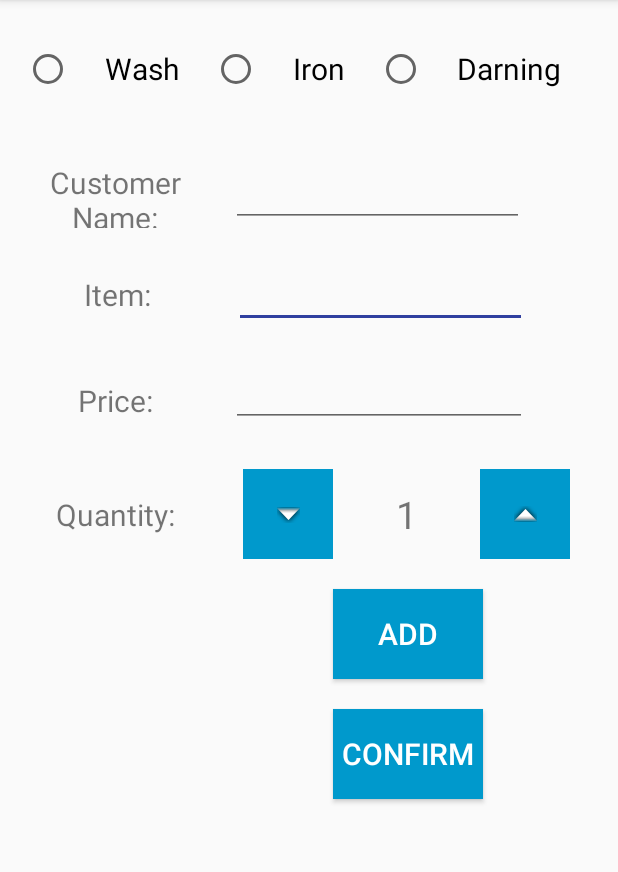
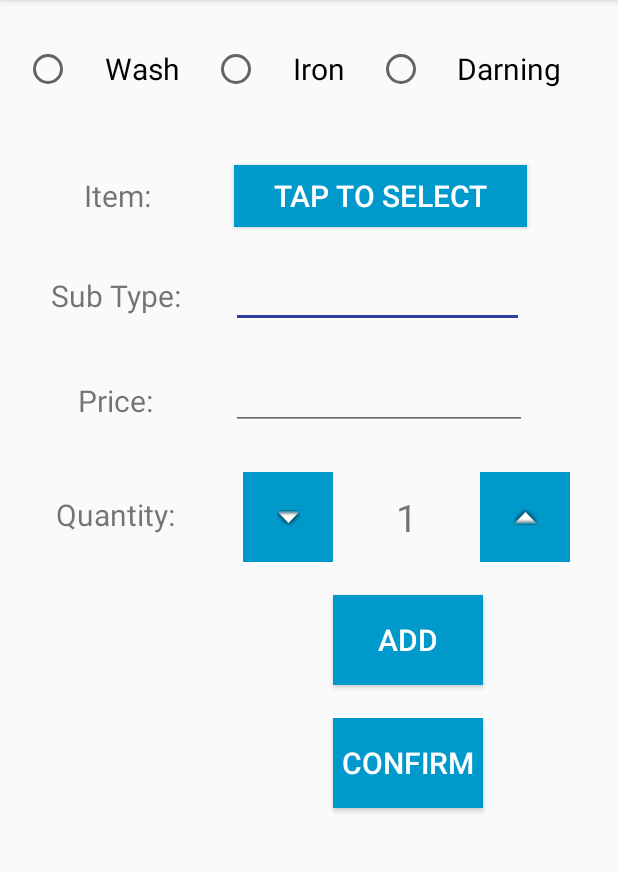
Before and after one commit to shravanbailoor/LaundryBilling, an Android app: the PlaceOrder screen opened directly, with no data from a screen before it, on a phone screen of 412 x 824 dp, the part 84-956 px from its top. Run offline under Robolectric (Android 15) with nearby library versions, the phone set to English and light mode, and no system bars; our stand-ins replace Firebase (no records; nobody signed in at launch, a user with empty details on screens opened directly).

Commit message:
1. Added user data and order data. 2. Fixed item type and sub type.

```diff
--- a/app/src/main/AndroidManifest.xml
+++ b/app/src/main/AndroidManifest.xml
@@ -27,7 +27,9 @@
         <activity
             android:name=".PlaceOrderTabLayout"
             android:label="@string/title_activity_main2"
-            android:theme="@style/AppTheme.NoActionBar"></activity>
+            android:theme="@style/AppTheme.NoActionBar" />
+        <activity android:name=".OrderData" />
+        <activity android:name=".UserData"></activity>
     </application>
 
 </manifest>
--- a/app/src/main/java/com/example/laundrybilling/PlaceOrder.java
+++ b/app/src/main/java/com/example/laundrybilling/PlaceOrder.java
@@ -23,6 +23,8 @@ public class PlaceOrder extends AppCompatActivity {
     String[] listItemType;
     String[] listSubType;
 
+    Button itemTypeButton;
+
     String selectedItemTypeDisplayText;
 
     Boolean itemTypeSelected;
@@ -34,7 +36,7 @@ public class PlaceOrder extends AppCompatActivity {
 
     TextView textDisplayQuantity;
     TextView textPrice;
-    TextView textCustomerName;
+    TextView textSubItem;
     TextView textItem;
 
     private DatabaseReference mDatabase;
@@ -46,9 +48,10 @@ public class PlaceOrder extends AppCompatActivity {
 
         //mDatabase = FirebaseDatabase.getInstance().getReference();
 
+        itemTypeButton = findViewById(R.id.buttonItemType);
         radioGroupOrderType = findViewById(R.id.radioBoxOrderType);
-        textCustomerName = findViewById(R.id.tbCustomerName);
-        textItem = findViewById(R.id.tbItem);
+        textSubItem = findViewById(R.id.tbSubItem);
+        itemTypeButton = findViewById(R.id.buttonItemType);
         textPrice = findViewById(R.id.tbPrice);
         textDisplayQuantity = findViewById(R.id.textDisplayQuantity);
 
@@ -89,7 +92,7 @@ public class PlaceOrder extends AppCompatActivity {
             orderTypeSelected = Boolean.TRUE;
         }
 
-        if (textItem.getText() != null && textItem.getText().toString().toLowerCase().equals("")) {
+        if (itemTypeButton.getText() != null && itemTypeButton.getText().toString().toLowerCase().equals("")) {
             Toast.makeText(PlaceOrder.this,
                     "Please enter Item", Toast.LENGTH_SHORT).show();
         } else {
@@ -97,7 +100,7 @@ public class PlaceOrder extends AppCompatActivity {
         }
 
 
-        if (textCustomerName.getText()!=null && textCustomerName.getText().toString().toLowerCase().equals("")) {
+        if (textSubItem.getText()!=null && textSubItem.getText().toString().toLowerCase().equals("")) {
             Toast.makeText(PlaceOrder.this,
                     "Please enter Customer Name", Toast.LENGTH_SHORT).show();
         } else {
@@ -122,6 +125,35 @@ public class PlaceOrder extends AppCompatActivity {
 
     }
 
+
+    public void OnClickItemTypeButton(View itemTypeButtonView) {
+        final String oldText = itemTypeButton.getText().toString();
+
+        /* AlertDialog for selection of Item Type - Start */
+        listItemType = getResources().getStringArray(R.array.itemType);
+
+        AlertDialog.Builder itemTypeBuilder = new AlertDialog.Builder(PlaceOrder.this);
+        itemTypeBuilder.setTitle("Choose an item");
+        itemTypeBuilder.setSingleChoiceItems(listItemType,
+                -1, new DialogInterface.OnClickListener() {
+                    @Override
+                    public void onClick(DialogInterface dialogInterfaceItemType, int i) {
+                        itemTypeButton.setText(listItemType[i]);
+                        if (itemTypeButton.getText().toString().equals(oldText)) {
+                            //Do nothing
+                        } else {
+                            textDisplayQuantity.setText(R.string.initial_quantity);
+                        }
+                        dialogInterfaceItemType.dismiss();
+                    }
+                });
+        AlertDialog dialogDisplayItemType = itemTypeBuilder.create();
+        dialogDisplayItemType.show();
+
+        /* AlertDialog for selection of Item Type - End */
+
+    }
+
     public void onClickConfirmButton(View confirmButtonView) {
 
     }
--- a/app/src/main/res/layout/activity_place_order.xml
+++ b/app/src/main/res/layout/activity_place_order.xml
@@ -13,14 +13,29 @@
         android:layout_height="45dp"
         android:layout_marginLeft="32dp"
         android:layout_marginStart="32dp"
-        android:layout_marginTop="22dp"
+        android:layout_marginTop="32dp"
         android:gravity="center_vertical"
         android:text="@string/item_type_text_name"
         android:textAlignment="center"
         android:textSize="20sp"
+        app:layout_constraintBottom_toTopOf="@+id/textSubType"
+        app:layout_constraintStart_toStartOf="parent"
+        app:layout_constraintTop_toBottomOf="@+id/radioBoxOrderType" />
+
+    <TextView
+        android:id="@+id/textSubType"
+        android:layout_width="90dp"
+        android:layout_height="44dp"
+        android:layout_marginLeft="32dp"
+        android:layout_marginStart="32dp"
+        android:layout_marginTop="22dp"
+        android:gravity="center_vertical"
+        android:text="@string/item_sub_type"
+        android:textAlignment="center"
+        android:textSize="20sp"
         app:layout_constraintBottom_toTopOf="@+id/textPrice"
         app:layout_constraintStart_toStartOf="parent"
-        app:layout_constraintTop_toBottomOf="@+id/textUserName" />
+        app:layout_constraintTop_toBottomOf="@+id/textItemType" />
 
     <TextView
         android:id="@+id/textPrice"
@@ -35,22 +50,7 @@
         android:textSize="20sp"
         app:layout_constraintBottom_toTopOf="@+id/textItemQuantity"
         app:layout_constraintStart_toStartOf="parent"
-        app:layout_constraintTop_toBottomOf="@+id/textItemType" />
-
-    <TextView
-        android:id="@+id/textUserName"
-        android:layout_width="90dp"
-        android:layout_height="44dp"
-        android:layout_marginLeft="32dp"
-        android:layout_marginStart="32dp"
-        android:layout_marginTop="32dp"
-        android:gravity="center_vertical"
-        android:text="@string/item_user_text_name"
-        android:textAlignment="center"
-        android:textSize="20sp"
-        app:layout_constraintBottom_toTopOf="@+id/textItemType"
-        app:layout_constraintStart_toStartOf="parent"
-        app:layout_constraintTop_toBottomOf="@+id/radioBoxOrderType" />
+        app:layout_constraintTop_toBottomOf="@+id/textSubType" />
 
     <TextView
         android:id="@+id/textItemQuantity"
@@ -76,9 +76,9 @@
         android:layout_marginStart="16dp"
         android:layout_marginTop="16dp"
         android:gravity="center"
-        android:nextFocusDown="@id/tbCustomerName"
+        android:nextFocusDown="@id/buttonItemType"
         android:orientation="horizontal"
-        app:layout_constraintBottom_toTopOf="@+id/textUserName"
+        app:layout_constraintBottom_toTopOf="@+id/textItemType"
         app:layout_constraintEnd_toEndOf="parent"
         app:layout_constraintHorizontal_bias="0.0"
         app:layout_constraintStart_toStartOf="parent"
@@ -165,7 +165,7 @@
         android:id="@+id/buttonAddItem"
         android:layout_width="100dp"
         android:layout_height="60dp"
-        android:layout_marginTop="20dp"
+        android:layout_marginTop="22dp"
         android:background="@android:color/holo_blue_dark"
         android:onClick="onClickAddBillItem"
         android:text="@string/add_item"
@@ -182,7 +182,7 @@
         android:layout_width="100dp"
         android:layout_height="60dp"
         android:layout_marginBottom="32dp"
-        android:layout_marginTop="20dp"
+        android:layout_marginTop="22dp"
         android:background="@android:color/holo_blue_dark"
         android:text="@string/confirm_items"
         android:textColor="@android:color/white"
@@ -192,8 +192,8 @@
         app:layout_constraintStart_toStartOf="parent"
         app:layout_constraintTop_toBottomOf="@+id/buttonAddItem" />
 
-    <EditText
-        android:id="@+id/tbItem"
+        <EditText
+        android:id="@+id/tbSubItem"
         android:layout_width="195dp"
         android:layout_height="41dp"
         android:layout_marginLeft="32dp"
@@ -202,12 +202,28 @@
         android:ems="10"
         android:inputType="textPersonName"
         android:nextFocusDown="@id/tbPrice"
-        app:layout_constraintStart_toEndOf="@+id/textItemType"
-        app:layout_constraintTop_toBottomOf="@+id/tbCustomerName"
+        app:layout_constraintStart_toEndOf="@+id/textSubType"
+        app:layout_constraintTop_toBottomOf="@+id/buttonItemType"
         app:layout_constraintBottom_toTopOf="@+id/tbPrice"
         tools:layout_editor_absoluteY="178dp" />
 
-    <EditText
+    <Button
+        android:id="@+id/buttonItemType"
+        android:layout_width="195dp"
+        android:layout_height="41dp"
+        android:layout_marginLeft="32dp"
+        android:layout_marginStart="32dp"
+        android:layout_marginTop="34dp"
+        android:background="@android:color/holo_blue_dark"
+        android:text="@string/tap_to_select_name"
+        android:onClick="OnClickItemTypeButton"
+        android:textColor="@android:color/white"
+        android:textSize="20sp"
+        app:layout_constraintBottom_toTopOf="@+id/tbSubItem"
+        app:layout_constraintStart_toEndOf="@+id/textItemType"
+        app:layout_constraintTop_toBottomOf="@+id/radioBoxOrderType" />
+
+    <!--<EditText
         android:id="@+id/tbCustomerName"
         android:layout_width="195dp"
         android:layout_height="41dp"
@@ -222,21 +238,21 @@
         app:layout_constraintStart_toEndOf="@+id/textUserName"
         app:layout_constraintTop_toBottomOf="@+id/radioBoxOrderType"
         app:layout_constraintBottom_toTopOf="@+id/tbItem"/>
-
+-->
     <EditText
         android:id="@+id/tbPrice"
         android:layout_width="197dp"
         android:layout_height="44dp"
         android:layout_marginLeft="32dp"
         android:layout_marginStart="32dp"
-        android:layout_marginTop="22dp"
+        android:layout_marginTop="24dp"
         android:ems="10"
         android:inputType="number"
         android:nextFocusDown="@id/textDisplayQuantity"
         tools:layout_editor_absoluteX="155dp"
         tools:layout_editor_absoluteY="246dp"
         app:layout_constraintStart_toEndOf="@+id/textPrice"
-        app:layout_constraintTop_toBottomOf="@+id/tbItem"
+        app:layout_constraintTop_toBottomOf="@+id/tbSubItem"
         app:layout_constraintBottom_toTopOf="@+id/textDisplayQuantity"/>
 
 </android.support.constraint.ConstraintLayout>
```
Also changed, not shown: app/src/main/java/com/example/laundrybilling/OrderData.java (added, +17 -0 lines), app/src/main/java/com/example/laundrybilling/PlaceOrderTabLayout.java (+58 -14 lines), app/src/main/java/com/example/laundrybilling/UserData.java (added, +13 -0 lines), app/src/main/res/layout/order_data.xml (added, +84 -0 lines), app/src/main/res/layout/user_data.xml (added, +88 -0 lines), app/src/main/res/values/strings.xml (+9 -1 lines).
